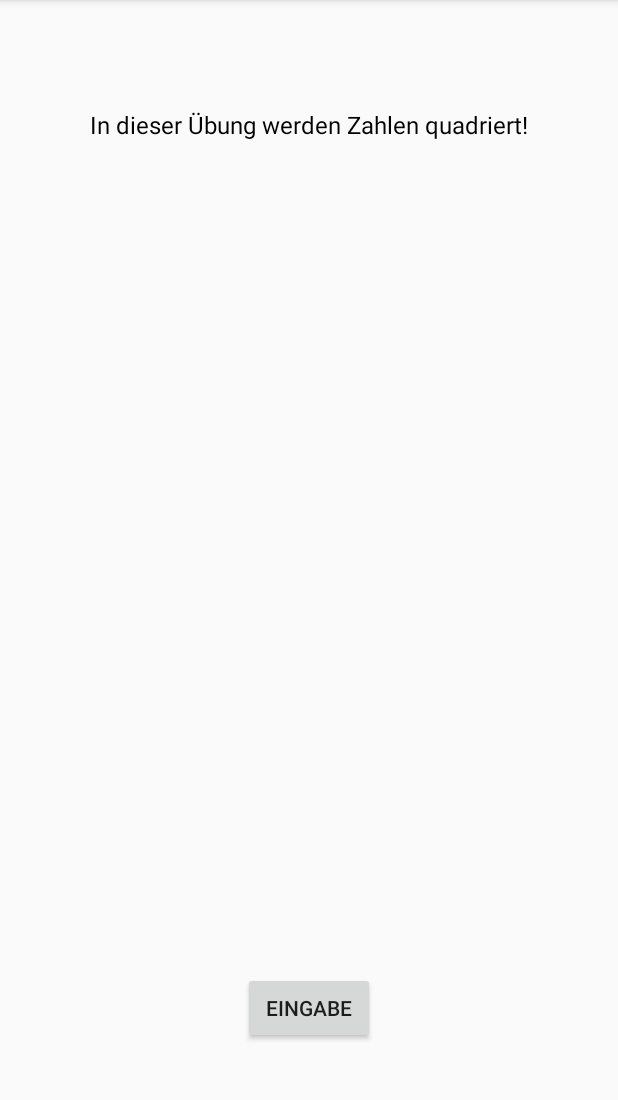
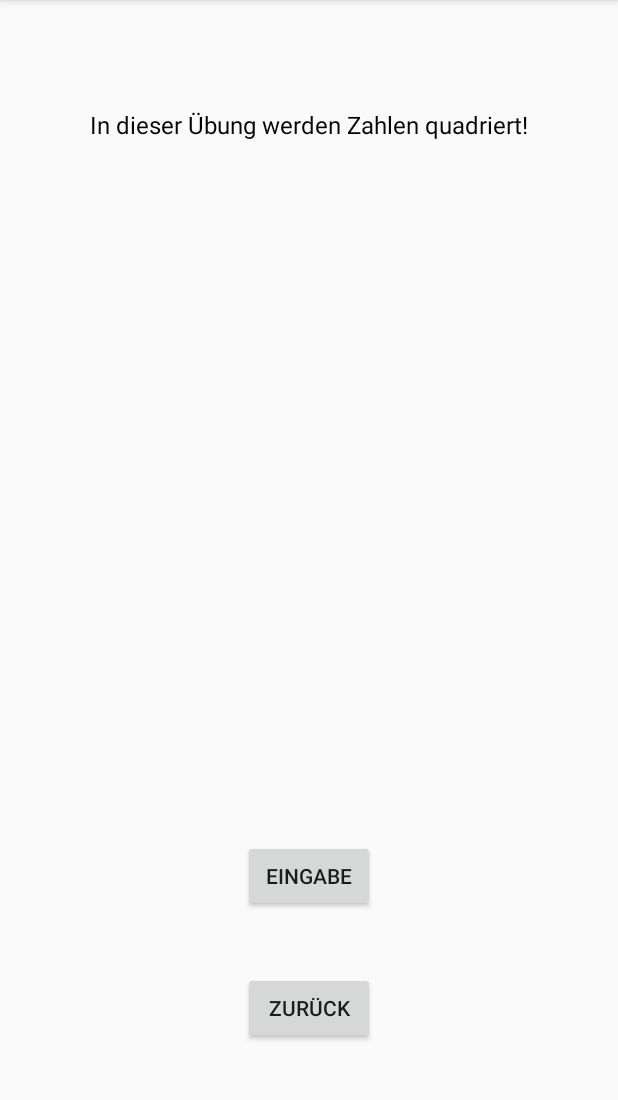
Before and after one commit to AlexZoehrer1/TeamProjekt, an Android app: the SquareActivity screen opened directly, with no data from a screen before it, on a phone screen of 412 x 824 dp, the part 84-1184 px from its top. Run offline under Robolectric (Android 15) with nearby library versions, the phone set to English and light mode, and no system bars.

Commit message:
Übung 2 hinzugefügt

```diff
--- a/app/src/main/java/at/wifi/swdev/teamprojekt/Square2Activity.java
+++ b/app/src/main/java/at/wifi/swdev/teamprojekt/uebung4/Square2Activity.java
@@ -1,4 +1,4 @@
-package at.wifi.swdev.teamprojekt;
+package at.wifi.swdev.teamprojekt.uebung4;
 
 import android.app.Activity;
 import android.content.Intent;
@@ -7,6 +7,8 @@ import android.os.Bundle;
 import android.view.View;
 import android.widget.EditText;
 import android.widget.Toast;
+
+import at.wifi.swdev.teamprojekt.R;
 
 public class Square2Activity extends AppCompatActivity {
     String zahl;
--- a/app/src/main/res/layout/activity_main.xml
+++ b/app/src/main/res/layout/activity_main.xml
@@ -27,6 +27,7 @@
         android:layout_marginStart="8dp"
         android:layout_marginTop="30dp"
         android:text="@string/uebung_1"
+        android:onClick="startUe1"
         app:layout_constraintEnd_toEndOf="parent"
         app:layout_constraintStart_toStartOf="parent"
         app:layout_constraintTop_toBottomOf="@+id/textView" />
@@ -39,6 +40,7 @@
         android:layout_marginStart="8dp"
         android:layout_marginTop="60dp"
         android:text="@string/uebung_2"
+        android:onClick="startUe2"
         app:layout_constraintEnd_toEndOf="parent"
         app:layout_constraintStart_toStartOf="parent"
         app:layout_constraintTop_toBottomOf="@+id/buttonUE1" />
--- a/app/src/main/res/layout/activity_square.xml
+++ b/app/src/main/res/layout/activity_square.xml
@@ -4,7 +4,7 @@
     xmlns:tools="http://schemas.android.com/tools"
     android:layout_width="match_parent"
     android:layout_height="match_parent"
-    tools:context=".SquareActivity">
+    tools:context=".uebung4.SquareActivity">
 
     <TextView
         android:id="@+id/textView2"
@@ -22,14 +22,14 @@
 
     <Button
         android:id="@+id/Eingabebtb"
-        android:onClick="startSquare2"
         android:layout_width="wrap_content"
         android:layout_height="wrap_content"
-        android:layout_marginBottom="72dp"
+        android:layout_marginBottom="40dp"
         android:layout_marginEnd="8dp"
         android:layout_marginStart="8dp"
+        android:onClick="startSquare2"
         android:text="Eingabe"
-        app:layout_constraintBottom_toBottomOf="parent"
+        app:layout_constraintBottom_toTopOf="@+id/button3"
         app:layout_constraintEnd_toEndOf="parent"
         app:layout_constraintStart_toStartOf="parent" />
 
@@ -49,4 +49,17 @@
         app:layout_constraintEnd_toEndOf="parent"
         app:layout_constraintStart_toStartOf="parent"
         app:layout_constraintTop_toBottomOf="@+id/textView2" />
+
+    <Button
+        android:id="@+id/button3"
+        android:layout_width="wrap_content"
+        android:layout_height="wrap_content"
+        android:layout_marginBottom="72dp"
+        android:layout_marginEnd="8dp"
+        android:layout_marginStart="8dp"
+        android:text="zurück"
+        android:onClick="zurückMain"
+        app:layout_constraintBottom_toBottomOf="parent"
+        app:layout_constraintEnd_toEndOf="parent"
+        app:layout_constraintStart_toStartOf="parent" />
 </android.support.constraint.ConstraintLayout>
--- a/app/src/main/res/layout/activity_square2.xml
+++ b/app/src/main/res/layout/activity_square2.xml
@@ -4,7 +4,7 @@
     xmlns:tools="http://schemas.android.com/tools"
     android:layout_width="match_parent"
     android:layout_height="match_parent"
-    tools:context=".Square2Activity">
+    tools:context=".uebung4.Square2Activity">
 
     <TextView
         android:id="@+id/textView4"
```
Also changed, not shown: app/src/main/AndroidManifest.xml (+5 -3 lines), app/src/main/java/at/wifi/swdev/teamprojekt/MainActivity.java (+14 -0 lines), app/src/main/java/at/wifi/swdev/teamprojekt/uebung1/WifiActivity.java (renamed from app/src/main/java/at/wifi/swdev/teamprojekt/SecondActivity.java, +5 -3 lines), app/src/main/java/at/wifi/swdev/teamprojekt/uebung2/SecondActivity.java (added, +36 -0 lines), app/src/main/java/at/wifi/swdev/teamprojekt/uebung2/ThirdActivity.java (added, +22 -0 lines), app/src/main/java/at/wifi/swdev/teamprojekt/uebung4/SquareActivity.java (renamed from app/src/main/java/at/wifi/swdev/teamprojekt/SquareActivity.java, +10 -2 lines), app/src/main/res/layout/activity_second.xml (+31 -5 lines), app/src/main/res/layout/activity_third.xml (added, +33 -0 lines), app/src/main/res/layout/activity_wifi.xml (added, +9 -0 lines), app/src/main/res/drawable/frontendbackend.jpg (added).
